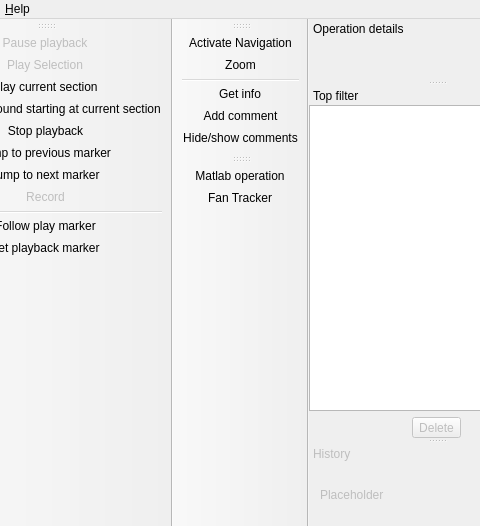
Old version of the form ui/mainwindow.ui in the repository gustafsson/freq; both pictures show x 81 to 561 and y 0 to 526 of the 886 by 526 pixel window.
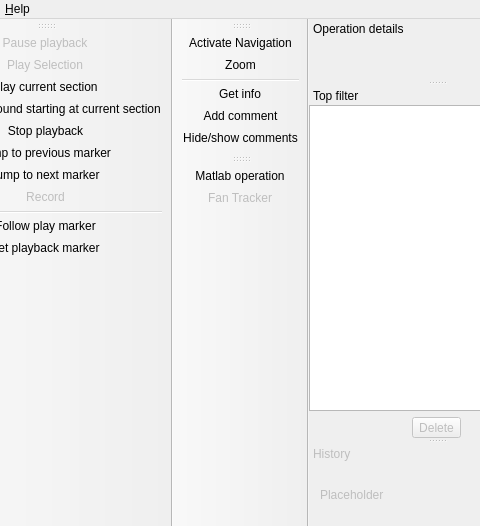
New version of the form. Icons and pictures are not drawn. Custom widgets are drawn as their Qt base class.

The edit to the form file:
```diff
--- a/ui/mainwindow.ui
+++ b/ui/mainwindow.ui
@@ -1501,6 +1501,9 @@
    <property name="checkable">
     <bool>true</bool>
    </property>
+   <property name="enabled">
+    <bool>false</bool>
+   </property>
    <property name="icon">
     <iconset resource="icon-resources.qrc">
      <normaloff>:/icons/icons/sonicawe.png</normaloff>:/icons/icons/sonicawe.png</iconset>
```
Left out of the diff: 4 changed lines with no effect on the pictures.
